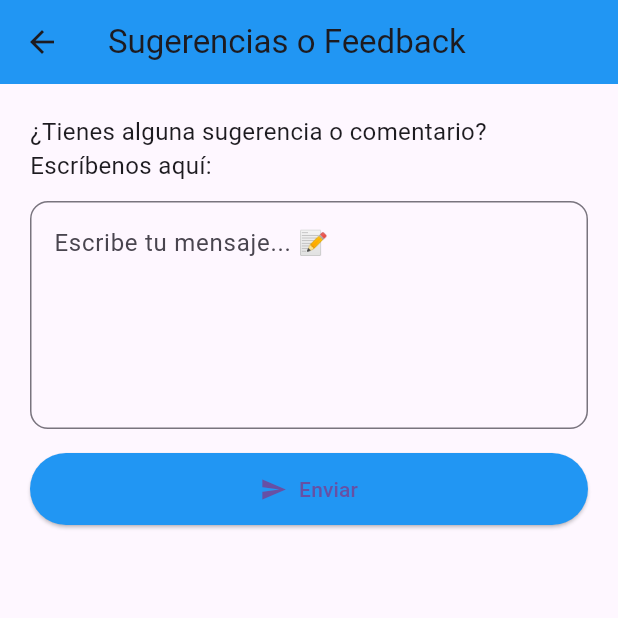
After one commit to Desarrolladores-F5/App-Comunitaria, a Flutter app: the MenuSugerenciasScreen screen opened directly, on a phone screen of 412 x 824 dp, the top half of it. The commit adds this screen. Run offline on Flutter 3.47's test engine with Material 3 defaults, Android fonts, the phone set to English and light mode, and no system bars; our stand-ins replace animated_text_kit, awesome_dialog, cloud_firestore, firebase_auth, firebase_core, firebase_storage and 2 more; accounts and stored records are empty.

Commit message:
App actualizada en casi el 90% faltando solo Estado de la App - 06-06-25 (02)

```diff
--- /dev/null
+++ b/lib/screens/menu_sugerencias_screen.dart
@@ -0,0 +1,74 @@
+// 📦 Importaciones necesarias
+import 'package:flutter/material.dart';
+
+class MenuSugerenciasScreen extends StatefulWidget {
+  const MenuSugerenciasScreen({super.key});
+
+  @override
+  State<MenuSugerenciasScreen> createState() => _MenuSugerenciasScreenState();
+}
+
+class _MenuSugerenciasScreenState extends State<MenuSugerenciasScreen> {
+  final TextEditingController _controladorMensaje = TextEditingController();
+  bool _enviado = false;
+
+  // 📨 Simula el envío del mensaje
+  void _enviarSugerencia() {
+    final texto = _controladorMensaje.text.trim();
+    if (texto.isEmpty) return;
+
+    setState(() => _enviado = true);
+
+    // 🧪 Aquí podrías agregar lógica real para enviar la sugerencia (ej. Firestore, correo, etc.)
+    Future.delayed(const Duration(seconds: 2), () {
+      setState(() {
+        _enviado = false;
+        _controladorMensaje.clear();
+      });
+      ScaffoldMessenger.of(context).showSnackBar(
+        const SnackBar(content: Text('✅ ¡Gracias por tu sugerencia!')),
+      );
+    });
+  }
+
+  @override
+  Widget build(BuildContext context) {
+    return Scaffold(
+      appBar: AppBar(
+        title: const Text('Sugerencias o Feedback'),
+        backgroundColor: Colors.blue,
+      ),
+      body: Padding(
+        padding: const EdgeInsets.all(20),
+        child: Column(
+          crossAxisAlignment: CrossAxisAlignment.stretch,
+          children: [
+            const Text(
+              '¿Tienes alguna sugerencia o comentario? Escríbenos aquí:',
+              style: TextStyle(fontSize: 16),
+            ),
+            const SizedBox(height: 12),
+            TextField(
+              controller: _controladorMensaje,
+              maxLines: 5,
+              decoration: InputDecoration(
+                hintText: 'Escribe tu mensaje... 📝',
+                border: OutlineInputBorder(borderRadius: BorderRadius.circular(12)),
+              ),
+            ),
+            const SizedBox(height: 16),
+            ElevatedButton.icon(
+              onPressed: _enviado ? null : _enviarSugerencia,
+              icon: const Icon(Icons.send),
+              label: const Text('Enviar'),
+              style: ElevatedButton.styleFrom(
+                backgroundColor: Colors.blue,
+                padding: const EdgeInsets.symmetric(vertical: 14),
+              ),
+            )
+          ],
+        ),
+      ),
+    );
+  }
+}
--- a/pubspec.yaml
+++ b/pubspec.yaml
@@ -45,6 +45,7 @@ dependencies:
   image_picker: ^1.0.4 # 👈 Usa esta o la última versión estable
   firebase_storage: ^12.4.6
   intl: ^0.20.2 # ✅ Compatible con Firebase y Dart actuales y flutter_localizations
+  package_info_plus: ^4.1.0
 
 dev_dependencies:
   flutter_test:
```
Also changed, not shown: lib/screens/home_screen.dart (+17 -3 lines), lib/screens/menu_acercade_screen.dart (added, +80 -0 lines), pubspec.lock, 1 other file.
